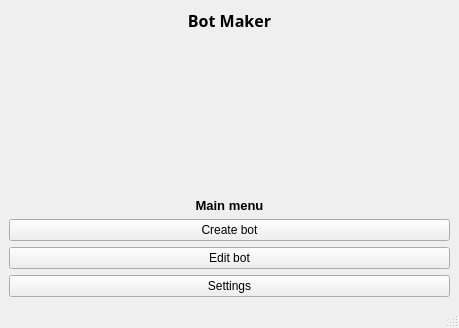
First picture: the form in Bot/mainwindow.ui, repository ultraxion2000/Bot_creator-1, before the edit.
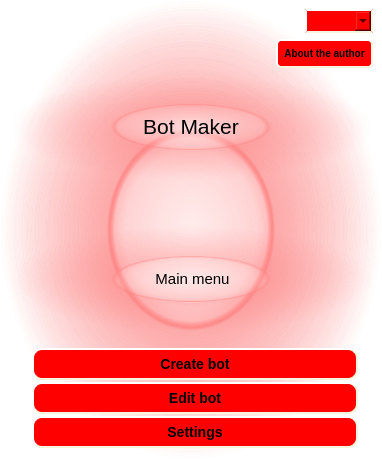
Second picture: the form after the edit.

Patch:
```diff
--- a/Bot/mainwindow.ui
+++ b/Bot/mainwindow.ui
@@ -6,32 +6,62 @@
    <rect>
     <x>0</x>
     <y>0</y>
-    <width>459</width>
-    <height>328</height>
+    <width>382</width>
+    <height>459</height>
    </rect>
   </property>
   <property name="windowTitle">
    <string>MainWindow</string>
   </property>
+  <property name="styleSheet">
+   <string notr="true">background-color:qradialgradient(spread:pad, cx:0.5, cy:0.5, radius:0.5, fx:0.5, fy:0.5, stop:0 rgba(255, 235, 235, 206), stop:0.35 rgba(255, 188, 188, 80), stop:0.4 rgba(255, 162, 162, 80), stop:0.425 rgba(255, 132, 132, 156), stop:0.44 rgba(252, 128, 128, 80), stop:1 rgba(255, 255, 255, 0))
+</string>
+  </property>
   <widget class="QWidget" name="centralwidget">
-   <layout class="QVBoxLayout" name="verticalLayout_3">
-    <item>
      <layout class="QVBoxLayout" name="verticalLayout_2">
+    <item alignment="Qt::AlignRight">
+     <widget class="QComboBox" name="comboBox">
+      <property name="styleSheet">
+       <string notr="true">QComboBox{
+    background-color: red;
+    border-style:outset ;
+    border-width: 2px;
+	 border-color: beige;
+	padding: 2px;
+}</string>
+      </property>
+     </widget>
+    </item>
+    <item alignment="Qt::AlignRight">
+     <widget class="QPushButton" name="info">
+      <property name="styleSheet">
+       <string notr="true">QPushButton{
+    background-color: red;
+    border-style: outset;
+    border-width: 2px;
+    border-radius: 5px;
+    border-color: beige;
+    font: bold 10px;
+    min-width: 8em;
+    padding: 6px;
+}
+QPushButton:pressed {
+    background-color: rgb(255, 170, 0);
+    border-style: inset;
+}</string>
+      </property>
+      <property name="text">
+       <string>About the author</string>
+      </property>
+     </widget>
+    </item>
       <item>
        <widget class="QLabel" name="label">
-        <property name="font">
-         <font>
-          <family>Sitka Small</family>
-          <pointsize>12</pointsize>
-          <weight>75</weight>
-          <bold>true</bold>
-         </font>
+      <property name="styleSheet">
+       <string notr="true"/>
         </property>
         <property name="text">
-         <string>Bot Maker</string>
-        </property>
-        <property name="alignment">
-         <set>Qt::AlignCenter</set>
+       <string>&lt;html&gt;&lt;head/&gt;&lt;body&gt;&lt;p align=&quot;center&quot;&gt;&lt;span style=&quot; font-size:16pt;&quot;&gt;Bot Maker&lt;/span&gt;&lt;/p&gt;&lt;/body&gt;&lt;/html&gt;</string>
         </property>
        </widget>
       </item>
@@ -40,6 +70,9 @@
         <property name="orientation">
          <enum>Qt::Vertical</enum>
         </property>
+      <property name="sizeType">
+       <enum>QSizePolicy::Minimum</enum>
+      </property>
         <property name="sizeHint" stdset="0">
          <size>
           <width>20</width>
@@ -50,30 +83,67 @@
       </item>
       <item>
        <widget class="QLabel" name="label_2">
-        <property name="font">
-         <font>
-          <pointsize>10</pointsize>
-          <weight>75</weight>
-          <bold>true</bold>
-         </font>
-        </property>
-        <property name="layoutDirection">
-         <enum>Qt::RightToLeft</enum>
+      <property name="tabletTracking">
+       <bool>false</bool>
+      </property>
+      <property name="contextMenuPolicy">
+       <enum>Qt::DefaultContextMenu</enum>
+      </property>
+      <property name="acceptDrops">
+       <bool>false</bool>
+      </property>
+      <property name="toolTipDuration">
+       <number>5</number>
         </property>
         <property name="text">
-         <string>Main menu</string>
-        </property>
-        <property name="alignment">
-         <set>Qt::AlignCenter</set>
-        </property>
-       </widget>
-      </item>
-     </layout>
+       <string>&lt;html&gt;&lt;head/&gt;&lt;body&gt;&lt;p align=&quot;center&quot;&gt;&lt;span style=&quot; font-size:11pt;&quot;&gt;Main menu&lt;/span&gt;&lt;/p&gt;&lt;/body&gt;&lt;/html&gt;</string>
+      </property>
+      <property name="indent">
+       <number>3</number>
+      </property>
+      <property name="openExternalLinks">
+       <bool>false</bool>
+      </property>
+     </widget>
     </item>
     <item>
      <layout class="QVBoxLayout" name="verticalLayout">
+      <property name="spacing">
+       <number>2</number>
+      </property>
+      <property name="sizeConstraint">
+       <enum>QLayout::SetMaximumSize</enum>
+      </property>
+      <property name="leftMargin">
+       <number>23</number>
+      </property>
+      <property name="topMargin">
+       <number>10</number>
+      </property>
+      <property name="rightMargin">
+       <number>15</number>
+      </property>
+      <property name="bottomMargin">
+       <number>2</number>
+      </property>
       <item>
        <widget class="QPushButton" name="CreateBotButton">
+        <property name="styleSheet">
+         <string notr="true">QPushButton{
+    background-color: red;
+    border-style: outset;
+    border-width: 2px;
+    border-radius: 10px;
+    border-color: beige;
+    font: bold 14px;
+    min-width: 10em;
+    padding: 6px;
+}
+QPushButton:pressed {
+    background-color: rgb(255, 170, 0);
+    border-style: inset;
+}</string>
+        </property>
         <property name="text">
          <string>Create bot</string>
         </property>
@@ -81,6 +151,22 @@
       </item>
       <item>
        <widget class="QPushButton" name="EditBot">
+        <property name="styleSheet">
+         <string notr="true">QPushButton{
+    background-color: red;
+    border-style: outset;
+    border-width: 2px;
+    border-radius: 10px;
+    border-color: beige;
+    font: bold 14px;
+    min-width: 10em;
+    padding: 6px;
+}
+QPushButton:pressed {
+    background-color: rgb(255, 170, 0);
+    border-style: inset;
+}</string>
+        </property>
         <property name="text">
          <string>Edit bot</string>
         </property>
@@ -88,6 +174,22 @@
       </item>
       <item>
        <widget class="QPushButton" name="SettingsButton">
+        <property name="styleSheet">
+         <string notr="true">QPushButton{
+    background-color: red;
+    border-style: outset;
+    border-width: 2px;
+    border-radius: 10px;
+    border-color: beige;
+    font: bold 14px;
+    min-width: 10em;
+    padding: 6px;
+}
+QPushButton:pressed {
+    background-color: rgb(255, 170, 0);
+    border-style: inset;
+}</string>
+        </property>
         <property name="text">
          <string>Settings</string>
         </property>
@@ -97,17 +199,6 @@
     </item>
    </layout>
   </widget>
-  <widget class="QMenuBar" name="menubar">
-   <property name="geometry">
-    <rect>
-     <x>0</x>
-     <y>0</y>
-     <width>459</width>
-     <height>20</height>
-    </rect>
-   </property>
-  </widget>
-  <widget class="QStatusBar" name="statusbar"/>
  </widget>
  <resources/>
  <connections/>
```
Lines whose indentation alone changed are shown as unchanged.
